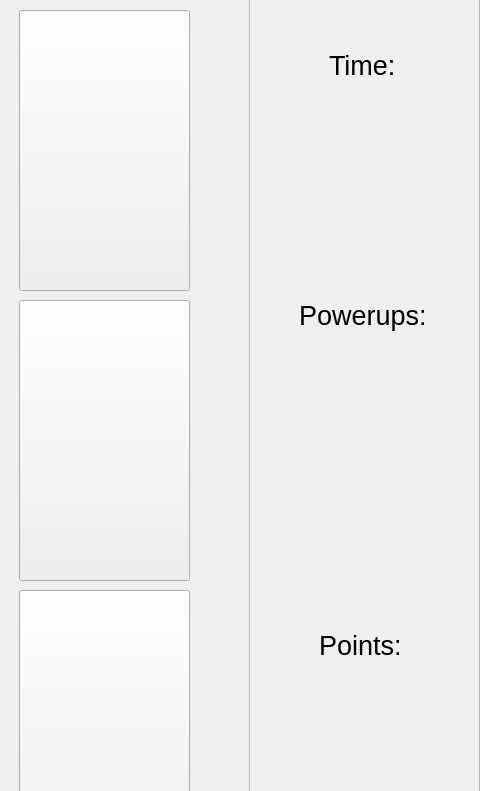
The window that dialog.ui (andresuriza/Proyecto_I_-_Juego_de_Memoria) describes before a commit, drawn with Qt 5; both pictures show x 701 to 1181 and y 0 to 791 of the 1181 by 906 pixel window.
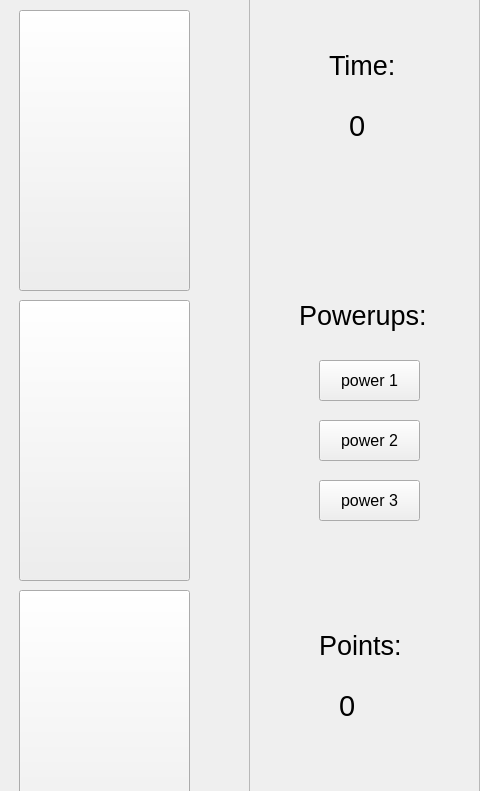
The same window after the commit. Icons and pictures are not drawn.

Diff of the .ui file:
```diff
--- a/dialog.ui
+++ b/dialog.ui
@@ -433,6 +433,96 @@
      <string>Points:</string>
     </property>
    </widget>
+   <widget class="QLabel" name="time_val">
+    <property name="geometry">
+     <rect>
+      <x>100</x>
+      <y>110</y>
+      <width>41</width>
+      <height>51</height>
+     </rect>
+    </property>
+    <property name="font">
+     <font>
+      <pointsize>22</pointsize>
+     </font>
+    </property>
+    <property name="text">
+     <string>0</string>
+    </property>
+   </widget>
+   <widget class="QLabel" name="points_val">
+    <property name="geometry">
+     <rect>
+      <x>90</x>
+      <y>690</y>
+      <width>41</width>
+      <height>51</height>
+     </rect>
+    </property>
+    <property name="font">
+     <font>
+      <pointsize>22</pointsize>
+     </font>
+    </property>
+    <property name="text">
+     <string>0</string>
+    </property>
+   </widget>
+   <widget class="QPushButton" name="power2">
+    <property name="geometry">
+     <rect>
+      <x>70</x>
+      <y>430</y>
+      <width>101</width>
+      <height>41</height>
+     </rect>
+    </property>
+    <property name="font">
+     <font>
+      <pointsize>12</pointsize>
+     </font>
+    </property>
+    <property name="text">
+     <string>power 2</string>
+    </property>
+   </widget>
+   <widget class="QPushButton" name="power3">
+    <property name="geometry">
+     <rect>
+      <x>70</x>
+      <y>490</y>
+      <width>101</width>
+      <height>41</height>
+     </rect>
+    </property>
+    <property name="font">
+     <font>
+      <pointsize>12</pointsize>
+     </font>
+    </property>
+    <property name="text">
+     <string>power 3</string>
+    </property>
+   </widget>
+   <widget class="QPushButton" name="power1">
+    <property name="geometry">
+     <rect>
+      <x>70</x>
+      <y>370</y>
+      <width>101</width>
+      <height>41</height>
+     </rect>
+    </property>
+    <property name="font">
+     <font>
+      <pointsize>12</pointsize>
+     </font>
+    </property>
+    <property name="text">
+     <string>power 1</string>
+    </property>
+   </widget>
   </widget>
  </widget>
  <resources/>
```
